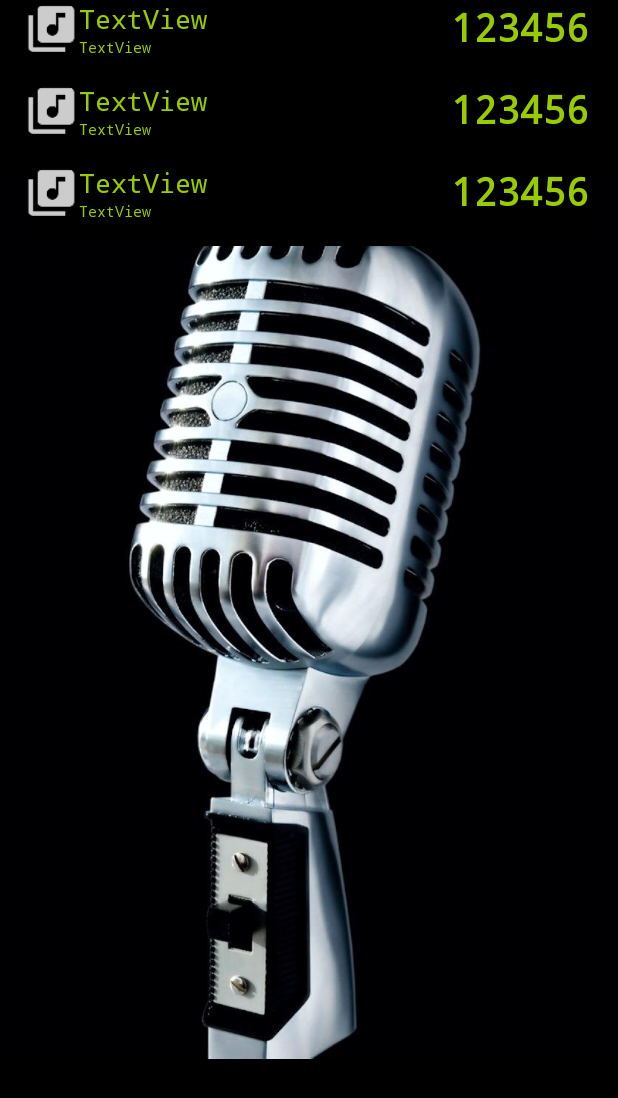
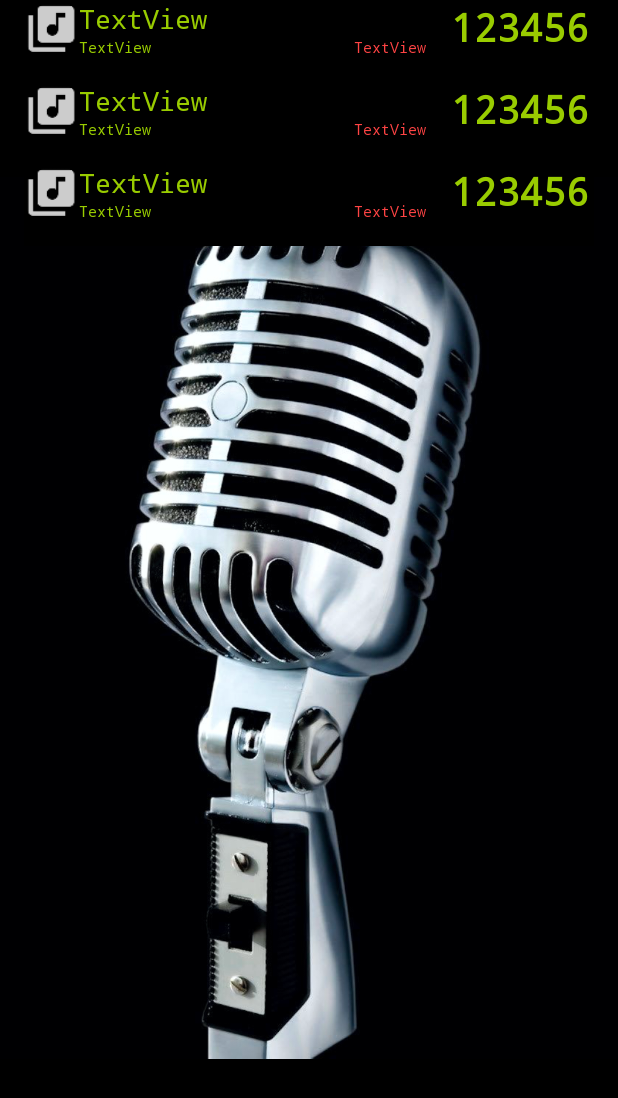
Before and after one commit to danixoid/karaoke_diamond, an Android app: the layout activity_main.xml on its own in the app's theme, with its tools: preview values and no code run, on a phone screen of 412 x 824 dp. Shown: the top 1098 px of the screen. Run offline under Robolectric (Android 15) with nearby library versions, the phone set to English and light mode, and no system bars.

Commit message:
4-е поле, признак качества

```diff
--- a/app/src/main/java/kz/bapps/karaoke/karaokeplaylist/KaraokeAdapter.java
+++ b/app/src/main/java/kz/bapps/karaoke/karaokeplaylist/KaraokeAdapter.java
@@ -40,6 +40,7 @@ class KaraokeAdapter  extends RecyclerView.Adapter<KaraokeAdapter.ViewHolder> {
         holder.mId.setText(Karaokees.get(position).getId());
         holder.mArtist.setText(Karaokees.get(position).getArtist());
         holder.mSong.setText(Karaokees.get(position).getSong());
+        holder.mQuality.setText(Karaokees.get(position).getQuality());
 
 //        if (null != mListener && holder.mItem.isOwner()) {
 //            holder.mImgBtnEdit.setImageResource(android.R.drawable.ic_menu_edit);
@@ -71,6 +72,7 @@ class KaraokeAdapter  extends RecyclerView.Adapter<KaraokeAdapter.ViewHolder> {
         final TextView mId;
         final TextView mArtist;
         final TextView mSong;
+        final TextView mQuality;
         Karaoke mItem;
 
         ViewHolder(View view) {
@@ -79,6 +81,7 @@ class KaraokeAdapter  extends RecyclerView.Adapter<KaraokeAdapter.ViewHolder> {
             mId = (TextView) view.findViewById(R.id.tvID);
             mArtist = (TextView) view.findViewById(R.id.tvArtist);
             mSong = (TextView) view.findViewById(R.id.tvSong);
+            mQuality = (TextView) view.findViewById(R.id.tvQuality);
         }
 
         @Override
--- a/app/src/main/java/kz/bapps/karaoke/karaokeplaylist/KaraokeIntentService.java
+++ b/app/src/main/java/kz/bapps/karaoke/karaokeplaylist/KaraokeIntentService.java
@@ -85,6 +85,7 @@ public class KaraokeIntentService extends IntentService {
                     values.put(SqliteHelper.KEY_COMP_ID, sheet.getCell(0, j).getContents());
                     values.put(SqliteHelper.KEY_SONG, sheet.getCell(1, j).getContents());
                     values.put(SqliteHelper.KEY_ARTIST, sheet.getCell(2, j).getContents());
+                    values.put(SqliteHelper.KEY_QUALITY, sheet.getCell(3, j).getContents());
                     db.insert(SqliteHelper.TABLE_KARAOKE, null, values);
 
                     intent.putExtra(EXTRA_COUNT, j);
--- a/app/src/main/java/kz/bapps/karaoke/karaokeplaylist/MainActivity.java
+++ b/app/src/main/java/kz/bapps/karaoke/karaokeplaylist/MainActivity.java
@@ -457,7 +457,8 @@ public class MainActivity extends AppCompatActivity implements
         }
 
         builder.setTitle(karaoke.getId())
-                .setMessage(karaoke.getArtist() +  " " + karaoke.getSong())
+                .setMessage(karaoke.getArtist() +  " " + karaoke.getSong() +
+                        " " + karaoke.getQuality())
                 .setIcon(R.drawable.ic_action_music)
                 .show();
     }
--- a/app/src/main/res/layout/karaoke_list_item.xml
+++ b/app/src/main/res/layout/karaoke_list_item.xml
@@ -28,14 +28,32 @@
             android:fontFamily="monospace"
             android:text="TextView" />
 
-        <TextView
-            android:id="@+id/tvArtist"
-            android:textSize="10sp"
+        <LinearLayout
             android:layout_width="match_parent"
             android:layout_height="wrap_content"
-            android:textColor="@android:color/holo_green_light"
-            android:fontFamily="monospace"
-            android:text="TextView" />
+            android:orientation="horizontal">
+
+            <TextView
+                android:id="@+id/tvArtist"
+                android:textSize="10sp"
+                android:layout_weight="3"
+                android:layout_width="0dp"
+                android:layout_height="wrap_content"
+                android:textColor="@android:color/holo_green_light"
+                android:fontFamily="monospace"
+                android:text="TextView" />
+
+            <TextView
+                android:id="@+id/tvQuality"
+                android:textSize="10sp"
+                android:layout_weight="1"
+                android:layout_width="0dp"
+                android:layout_height="wrap_content"
+                android:textColor="@android:color/holo_red_light"
+                android:fontFamily="monospace"
+                android:text="TextView" />
+
+        </LinearLayout>
     </LinearLayout>
 
     <TextView
```
Also changed, not shown: app/src/main/java/kz/bapps/karaoke/karaokeplaylist/Karaoke.java (+9 -0 lines), app/src/main/java/kz/bapps/karaoke/karaokeplaylist/SqliteHelper.java (+13 -6 lines).
